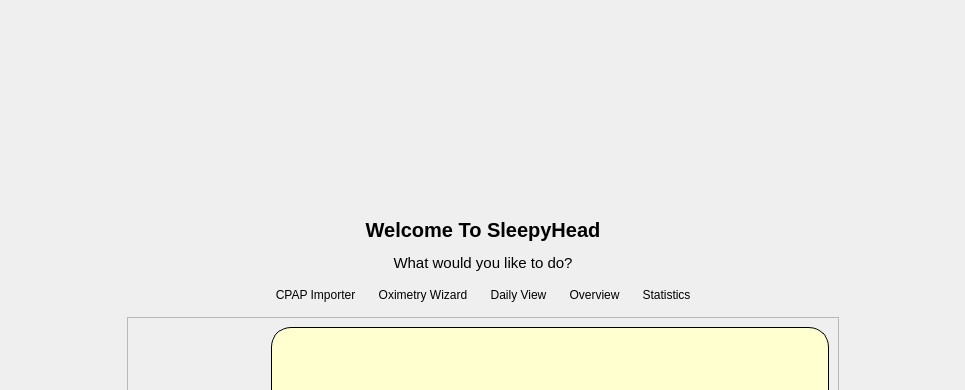
First picture: the form in oscr/welcome.ui, repository operativeF/oscar, before the edit; both pictures show x 0 to 965 and y 0 to 390 of the 965 by 742 pixel window.
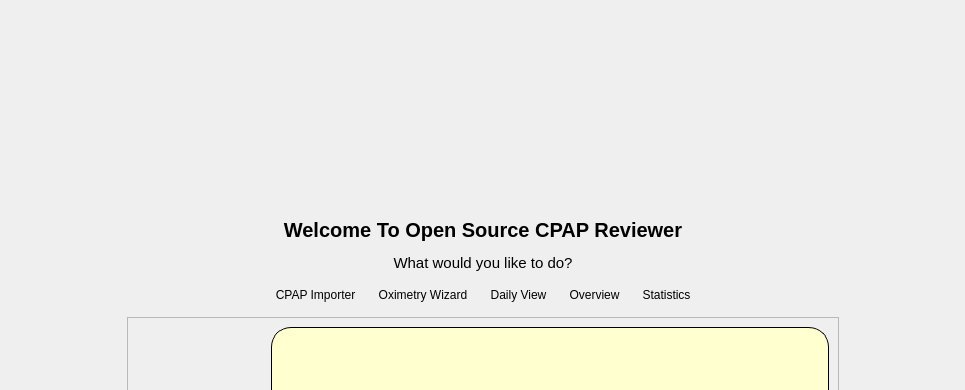
Second picture: the form after the edit. Icons and pictures are not drawn.

The edit to the form file:
```diff
--- a/oscr/welcome.ui
+++ b/oscr/welcome.ui
@@ -125,7 +125,7 @@
         </font>
        </property>
        <property name="text">
-        <string>Welcome To SleepyHead</string>
+        <string>Welcome To Open Source CPAP Reviewer</string>
        </property>
        <property name="alignment">
         <set>Qt::AlignCenter</set>
```
